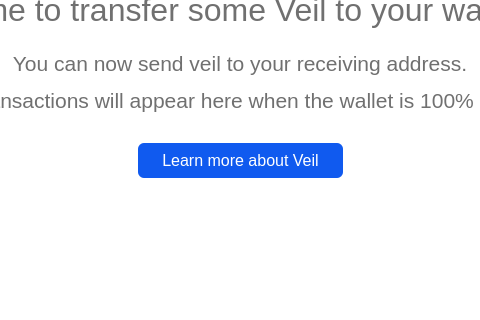
Above: src/qt/forms/overviewpage.ui from Veil-Project/veil before the change; both pictures show x 210 to 690 and y 113 to 433 of the 900 by 640 pixel window. Below: the same form after it.
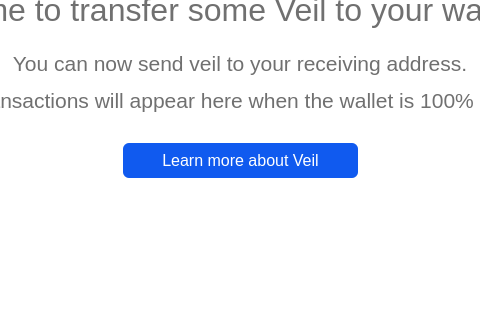
That is the form after the change.

Diff of the .ui file:
```diff
--- a/src/qt/forms/overviewpage.ui
+++ b/src/qt/forms/overviewpage.ui
@@ -248,7 +248,7 @@
                   <widget class="QPushButton" name="btnGoFaq">
                    <property name="minimumSize">
                     <size>
-                     <width>205</width>
+                     <width>235</width>
                      <height>0</height>
                     </size>
                    </property>
```
